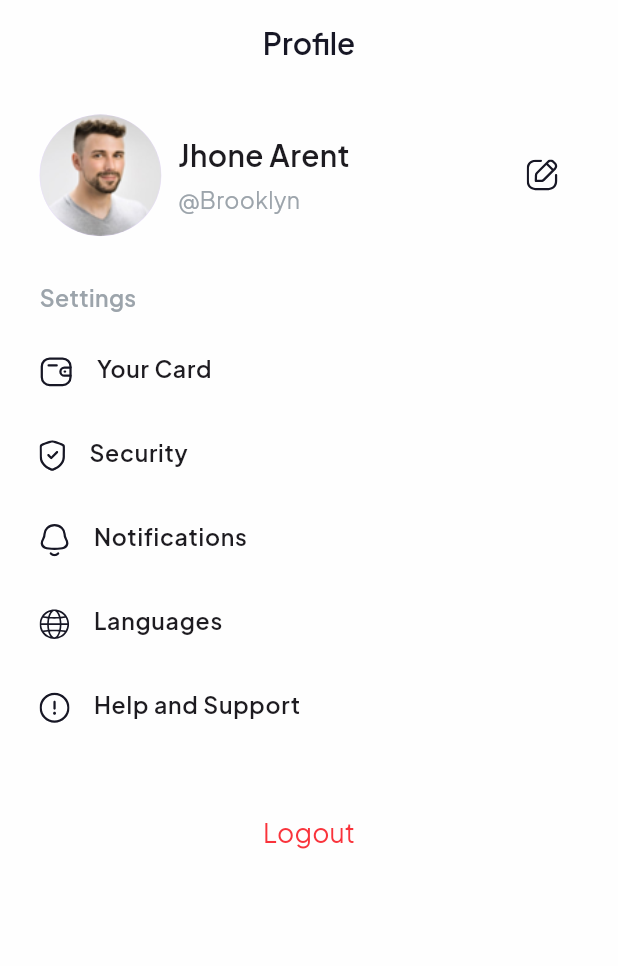
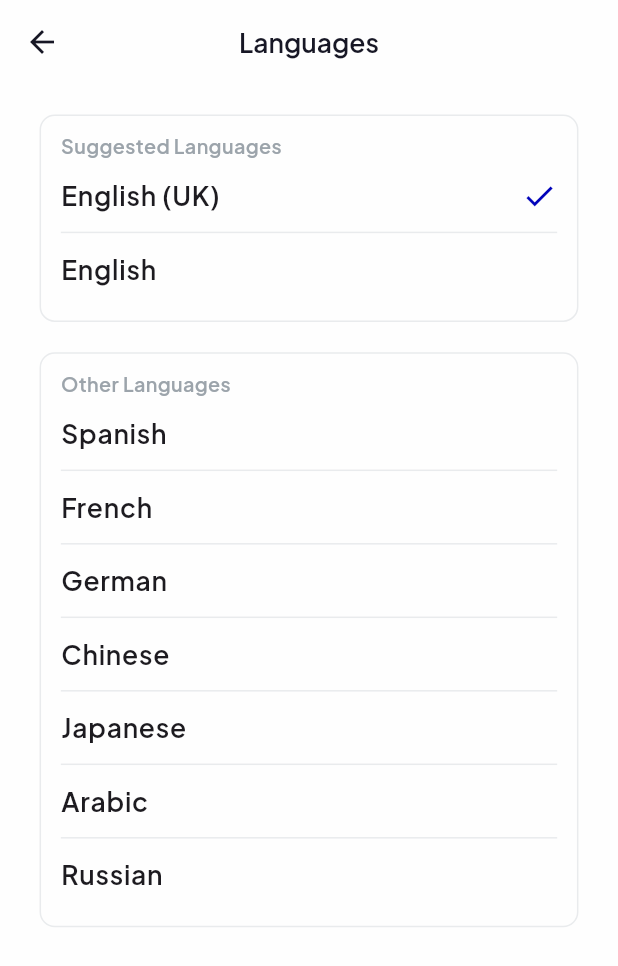
Before and after one commit to YacineHekkas/ShopEase_online_shop_app, a Flutter app: the ProfileView screen opened directly, after a tap on "Languages", on a phone screen of 412 x 824 dp. Shown: the top 966 px of the screen. Run offline on Flutter 3.47's test engine with Material 3 defaults, Android fonts, the phone set to English and light mode, and no system bars; our stand-ins replace animate_do, dots_indicator, flutter_otp_text_field, flutter_screenutil, flutter_secure_storage, flutter_svg and 4 more; accounts and stored records are empty.

Commit message:
languages screen UI

```diff
--- /dev/null
+++ b/lib/data/helpers/app_extensions.dart
@@ -0,0 +1,5 @@
+class AppExtensions {
+  static String capitalize(String value) {
+    return value[0].toUpperCase() + value.substring(1);
+  }
+}
--- /dev/null
+++ b/lib/data/helpers/data.dart
@@ -0,0 +1,66 @@
+import 'package:flutter/material.dart';
+import 'package:shopease_ecom_app/data/const/app_colors.dart';
+
+
+List<String> furnitureList = [
+  'Dining Table',
+  'Working Table',
+  'Chairs',
+  'Coffee Table',
+  'TV Stand',
+  'Console Table',
+  'Wardrobes',
+  'Streamers',
+  'Sofa',
+  'Side Table',
+];
+
+
+
+List<String> lastSearch = [
+  'Gain Sofa',
+  'Bed',
+  'Table',
+  'Chair Lotina',
+];
+
+List<int> starRating = [1, 2, 3, 4, 5];
+
+List<String> categories = [
+  'Chairs',
+  'Sofa',
+  'Dinning Room',
+  'Dinning Room',
+  'Sofa Bed',
+  'Others',
+];
+
+List<Color> availableColor = [
+  AppColors.kError,
+  AppColors.kWarning,
+  AppColors.kSuccess,
+  AppColors.kGrey60,
+  AppColors.kPrimary,
+];
+
+List<String> suggestedLanguages = [
+  'English (UK)',
+  'English',
+];
+
+List<String> otherLanguages = [
+  'Spanish',
+  'French',
+  'German',
+  'Chinese',
+  'Japanese',
+  'Arabic',
+  'Russian'
+
+];
+
+String dummyTextDescription =
+    'Lorem ipsum dolor sit amet, consectetur adipiscing elit. Eget ornare quam vel facilisis feugiat amet sagittis arcu, tortor. Sapien, consequat ultrices morbi orci semper sit nulla. Leo auctor ut etiam est, amet aliquet ut vivamus. Odio vulputate est id tincidunt fames.Lorem ipsum dolor sit amet, consectetur adipiscing elit. Eget ornare quam vel facilisis feugiat amet sagittis arcu, tortor. Sapien, consequat ultrices morbi orci semper sit nulla. Leo auctor ut etiam est, amet aliquet ut vivamus. Odio vulputate est id tincidunt fames.';
+
+//
+// List<ProductModel> favorite = [];
--- /dev/null
+++ b/lib/data/helpers/notification_type.dart
@@ -0,0 +1 @@
+enum NotificationType { release, payment, update }
--- /dev/null
+++ b/lib/data/helpers/product_category.dart
@@ -0,0 +1 @@
+enum ProductCategory { all, sofa, chair, table, lamp,bed }
--- /dev/null
+++ b/lib/data/helpers/product_filter.dart
@@ -0,0 +1,6 @@
+enum ProductFilter {
+  all,
+  latest,
+  brand,
+  mostPopular,
+}
--- /dev/null
+++ b/lib/view/screens/profil/languages_view.dart
@@ -0,0 +1,118 @@
+import 'package:flutter/material.dart';
+import 'package:flutter_screenutil/flutter_screenutil.dart';
+import 'package:shopease_ecom_app/data/const/constants.dart';
+import 'package:shopease_ecom_app/data/helpers/data.dart';
+import 'package:shopease_ecom_app/view/screens/profil/components/language_tile.dart';
+
+
+class LanguagesView extends StatefulWidget {
+  const LanguagesView({super.key});
+
+  @override
+  State<LanguagesView> createState() => _LanguagesViewState();
+}
+
+class _LanguagesViewState extends State<LanguagesView> {
+  int selectedLanguageIndex = 0;
+
+  void selectLanguage(int index) {
+    setState(() {
+      if (selectedLanguageIndex == index) {
+        selectedLanguageIndex = -1;
+      } else {
+        selectedLanguageIndex = index;
+      }
+    });
+  }
+
+  @override
+  Widget build(BuildContext context) {
+    return Scaffold(
+      appBar: AppBar(
+        centerTitle: true,
+        title: Text(
+          'Languages',
+          style: AppTypography.kSemiBold16.copyWith(color: AppColors.kGrey100),
+        ),
+      ),
+      body: ListView(
+        physics: const BouncingScrollPhysics(),
+        padding: EdgeInsets.symmetric(horizontal: 24.w, vertical: 20.h),
+        children: [
+          Container(
+            padding: EdgeInsets.symmetric(horizontal: 12.w, vertical: 10.h),
+            decoration: BoxDecoration(
+              borderRadius: BorderRadius.circular(10.r),
+              border: Border.all(color: AppColors.kLine),
+            ),
+            child: Column(
+              crossAxisAlignment: CrossAxisAlignment.start,
+              children: [
+                Text(
+                  'Suggested Languages',
+                  style: AppTypography.kSemiBold12.copyWith(
+                    color: AppColors.kGrey60,
+                  ),
+                ),
+                ListView.separated(
+                  shrinkWrap: true,
+                  physics: const NeverScrollableScrollPhysics(),
+                  itemBuilder: (context, index) {
+                    return LanguageTile(
+                      onTap: () => selectLanguage(index),
+                      isSelected: selectedLanguageIndex == index,
+                      text: suggestedLanguages[index],
+                    );
+                  },
+                  separatorBuilder: (context, index) => const Divider(
+                    color: AppColors.kLine,
+                    height: 1,
+                  ),
+                  itemCount: suggestedLanguages.length,
+                ),
+              ],
+            ),
+          ),
+          SizedBox(height: AppSpacing.twentyVertical),
+          Container(
+            padding: EdgeInsets.symmetric(horizontal: 12.0.w, vertical: 10.0.h),
+            decoration: BoxDecoration(
+              borderRadius: BorderRadius.circular(AppSpacing.radiusTen),
+              border: Border.all(color: AppColors.kLine),
+            ),
+            child: Column(
+              crossAxisAlignment: CrossAxisAlignment.start,
+              children: [
+                Text(
+                  'Other Languages',
+                  style: AppTypography.kSemiBold12.copyWith(
+                    color: AppColors.kGrey60,
+                    fontSize: 12.sp,
+                  ),
+                ),
+                ListView.separated(
+                  shrinkWrap: true,
+                  physics: const NeverScrollableScrollPhysics(),
+                  itemBuilder: (context, index) {
+                    return LanguageTile(
+                      onTap: () =>
+                          selectLanguage(index + suggestedLanguages.length),
+                      isSelected: selectedLanguageIndex ==
+                          (index + suggestedLanguages.length),
+                      text: otherLanguages[index],
+                    );
+                  },
+                  separatorBuilder: (context, index) => const Divider(
+                    color: AppColors.kLine,
+                    height: 1,
+                  ),
+                  itemCount: otherLanguages.length,
+                ),
+              ],
+            ),
+          ),
+        ],
+      ),
+    );
+  }
+}
--- a/lib/view/screens/profil/profile_view.dart
+++ b/lib/view/screens/profil/profile_view.dart
@@ -4,6 +4,7 @@ import 'package:get/get.dart';
 import 'package:shopease_ecom_app/view/screens/auth/signin_view.dart';
 import 'package:shopease_ecom_app/view/screens/profil/components/fade_animation.dart';
 import 'package:shopease_ecom_app/view/screens/profil/components/setting_tile.dart';
+import 'package:shopease_ecom_app/view/screens/profil/languages_view.dart';
 import 'package:shopease_ecom_app/view/screens/profil/notification_settings_view.dart';
 import 'package:shopease_ecom_app/view/screens/widgets/buttons/custom_text_button.dart';
 
@@ -72,7 +73,7 @@ class ProfileView extends StatelessWidget {
                  Get.to<Widget>(
                          () => const NotificationSettingsView(),
                  transition: Transition.rightToLeft, // Choose your preferred transition
-                duration: const Duration(milliseconds: 500),); // Customize duration as needed
+                duration: const Duration(milliseconds: 300),); // Customize duration as needed
               },
               icon: AppAssets.kNotification,
               title: 'Notifications',
@@ -82,7 +83,10 @@ class ProfileView extends StatelessWidget {
             delay: 1,
             child: SettingTile(
               onTap: () {
-                   // Get.to<Widget>(() => const LanguagesView());
+                   Get.to<Widget>(() => const LanguagesView(),
+                     transition: Transition.rightToLeft,
+                     duration: const Duration(milliseconds: 300),
+                   );
               },
               icon: AppAssets.kWorld,
               title: 'Languages',
```
